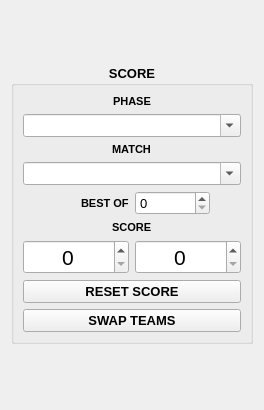
Voidscape-Development/HyperDrive, file src/layout/ScoreboardScore.ui: the form before one commit.
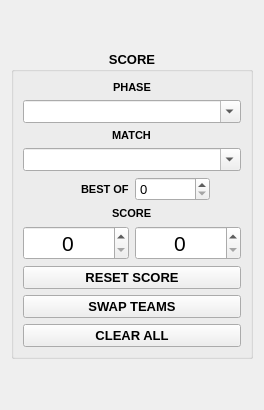
The form after the commit.

Commit message: Add Clear All to the scoreboard and make the results text configurable (#7)

Patch:
```diff
--- a/src/layout/ScoreboardScore.ui
+++ b/src/layout/ScoreboardScore.ui
@@ -216,6 +216,13 @@
         </property>
        </widget>
       </item>
+      <item>
+       <widget class="QPushButton" name="btClearAll">
+        <property name="text">
+         <string>CLEAR ALL</string>
+        </property>
+       </widget>
+      </item>
      </layout>
     </widget>
    </item>
```
The commit also changes 7 other files.
